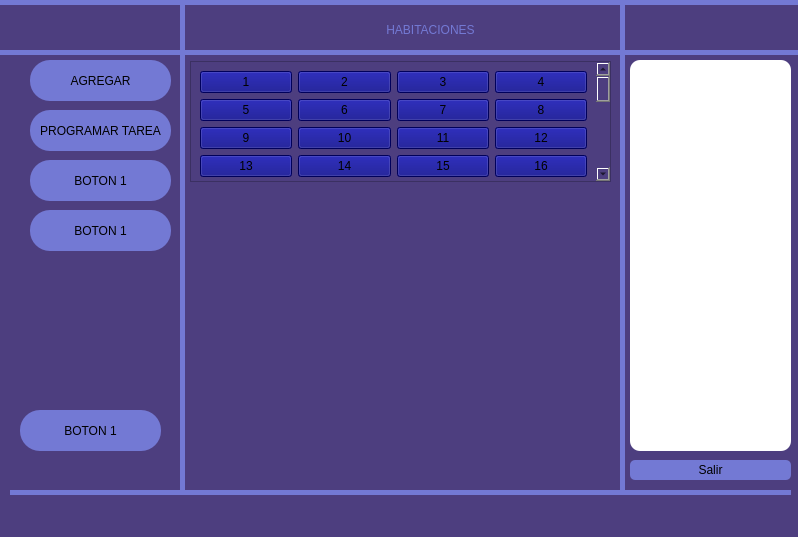
Old version of the form interfaz/ventana_habitaciones.ui in the repository Supranet-ar/tvip.
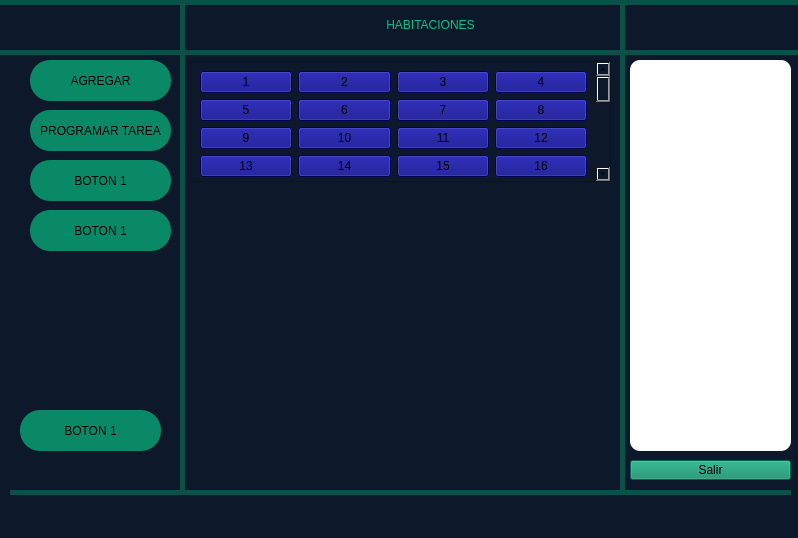
New version of the form. Icons and pictures are not drawn.

Commit message: cambio de estilo en la interfaz

Diff of the .ui file:
```diff
--- a/interfaz/ventana_habitaciones.ui
+++ b/interfaz/ventana_habitaciones.ui
@@ -7,31 +7,30 @@
     <x>0</x>
     <y>0</y>
     <width>798</width>
-    <height>537</height>
+    <height>538</height>
    </rect>
   </property>
   <property name="windowTitle">
    <string>MainWindow</string>
   </property>
   <property name="styleSheet">
-   <string notr="true">background-color: rgb(216, 216, 203);
-background-color: rgb(77, 62, 127);</string>
+   <string notr="true">background-color: rgb(13, 25, 43);</string>
   </property>
   <widget class="QWidget" name="centralwidget">
    <widget class="QLabel" name="label_3">
     <property name="geometry">
      <rect>
       <x>310</x>
-      <y>10</y>
+      <y>0</y>
       <width>241</width>
-      <height>41</height>
+      <height>51</height>
      </rect>
     </property>
     <property name="styleSheet">
      <string notr="true">font: 20pt &quot;MS Shell Dlg 2&quot;;</string>
     </property>
     <property name="text">
-     <string>&lt;html&gt;&lt;head/&gt;&lt;body&gt;&lt;p align=&quot;center&quot;&gt;&lt;span style=&quot; color:#7379d4;&quot;&gt;HABITACIONES&lt;/span&gt;&lt;/p&gt;&lt;/body&gt;&lt;/html&gt;</string>
+     <string>&lt;html&gt;&lt;head/&gt;&lt;body&gt;&lt;p align=&quot;center&quot;&gt;&lt;span style=&quot; color:#09c184;&quot;&gt;HABITACIONES&lt;/span&gt;&lt;/p&gt;&lt;/body&gt;&lt;/html&gt;</string>
     </property>
    </widget>
    <widget class="QWidget" name="verticalWidget" native="true">
@@ -44,7 +43,7 @@
      </rect>
     </property>
     <property name="styleSheet">
-     <string notr="true">background-color: rgb(115, 121, 212);</string>
+     <string notr="true">background-color: rgb(12, 81, 73);</string>
     </property>
     <layout class="QVBoxLayout" name="verticalLayout">
      <property name="spacing">
@@ -74,7 +73,7 @@
      </rect>
     </property>
     <property name="styleSheet">
-     <string notr="true">background-color: rgb(115, 121, 212);</string>
+     <string notr="true">background-color: rgb(12, 81, 73);</string>
     </property>
     <layout class="QVBoxLayout" name="verticalLayout_2"/>
    </widget>
@@ -88,7 +87,7 @@
      </rect>
     </property>
     <property name="styleSheet">
-     <string notr="true">background-color: rgb(115, 121, 212);</string>
+     <string notr="true">background-color: rgb(12, 81, 73);</string>
     </property>
     <layout class="QVBoxLayout" name="verticalLayout_3"/>
    </widget>
@@ -102,7 +101,7 @@
      </rect>
     </property>
     <property name="styleSheet">
-     <string notr="true">background-color: rgb(115, 121, 212);</string>
+     <string notr="true">background-color: rgb(12, 81, 73);</string>
     </property>
     <layout class="QVBoxLayout" name="verticalLayout_4"/>
    </widget>
@@ -116,7 +115,7 @@
      </rect>
     </property>
     <property name="styleSheet">
-     <string notr="true">background-color: rgb(115, 121, 212);</string>
+     <string notr="true">background-color: rgb(12, 81, 73);</string>
     </property>
     <layout class="QVBoxLayout" name="verticalLayout_5"/>
    </widget>
@@ -131,7 +130,9 @@
     </property>
     <property name="styleSheet">
      <string notr="true">border-radius:20px;
-background-color: rgb(115, 121, 212);</string>
+background-color: rgb(10, 137, 103);
+font: 75 11pt &quot;Bahnschrift Condensed&quot;;
+</string>
     </property>
     <property name="text">
      <string>AGREGAR</string>
@@ -148,7 +149,7 @@
     </property>
     <property name="styleSheet">
      <string notr="true">border-radius:20px;
-background-color: rgb(115, 121, 212);</string>
+background-color: rgb(10, 137, 103);</string>
     </property>
     <property name="text">
      <string>BOTON 1</string>
@@ -165,7 +166,7 @@
     </property>
     <property name="styleSheet">
      <string notr="true">border-radius:20px;
-background-color: rgb(115, 121, 212);</string>
+background-color: rgb(10, 137, 103);</string>
     </property>
     <property name="text">
      <string>BOTON 1</string>
@@ -182,7 +183,7 @@
     </property>
     <property name="styleSheet">
      <string notr="true">border-radius:20px;
-background-color: rgb(115, 121, 212);</string>
+background-color: rgb(10, 137, 103);</string>
     </property>
     <property name="text">
      <string>BOTON 1</string>
@@ -199,7 +200,9 @@
     </property>
     <property name="styleSheet">
      <string notr="true">border-radius:20px;
-background-color: rgb(115, 121, 212);</string>
+background-color: rgb(10, 137, 103);
+font: 75 11pt &quot;Bahnschrift Condensed&quot;;
+</string>
     </property>
     <property name="text">
      <string>PROGRAMAR TAREA</string>
@@ -215,7 +218,7 @@
      </rect>
     </property>
     <property name="styleSheet">
-     <string notr="true">background-color: rgb(115, 121, 212);</string>
+     <string notr="true">background-color: rgb(12, 81, 73);</string>
     </property>
     <layout class="QVBoxLayout" name="verticalLayout_6"/>
    </widget>
@@ -229,9 +232,11 @@
      </rect>
     </property>
     <property name="styleSheet">
-     <string notr="true">border-radius:5px;
-font: 10pt &quot;MS Shell Dlg 2&quot;;
-background-color: rgb(115, 121, 212);</string>
+     <string notr="true">font: 10pt &quot;MS Shell Dlg 2&quot;;
+background-color: rgb(10, 137, 103);
+font: 75 11pt &quot;Bahnschrift Condensed&quot;;
+
+</string>
     </property>
     <property name="text">
      <string>Salir</string>
@@ -259,7 +264,7 @@
      <property name="geometry">
       <rect>
        <x>0</x>
-       <y>0</y>
+       <y>-160</y>
        <width>402</width>
        <height>675</height>
       </rect>
@@ -1234,6 +1239,22 @@
 border-radius:10px;</string>
     </property>
    </widget>
+   <widget class="QLabel" name="label">
+    <property name="geometry">
+     <rect>
+      <x>660</x>
+      <y>10</y>
+      <width>121</width>
+      <height>31</height>
+     </rect>
+    </property>
+    <property name="text">
+     <string/>
+    </property>
+    <property name="pixmap">
+     <pixmap>../../supralogo1.png</pixmap>
+    </property>
+   </widget>
   </widget>
   <widget class="QStatusBar" name="statusbar"/>
   <widget class="QMenuBar" name="menuBar">
```
Left out of the diff: 116 changed lines with no effect on the pictures. The commit also changes 3 other files.
